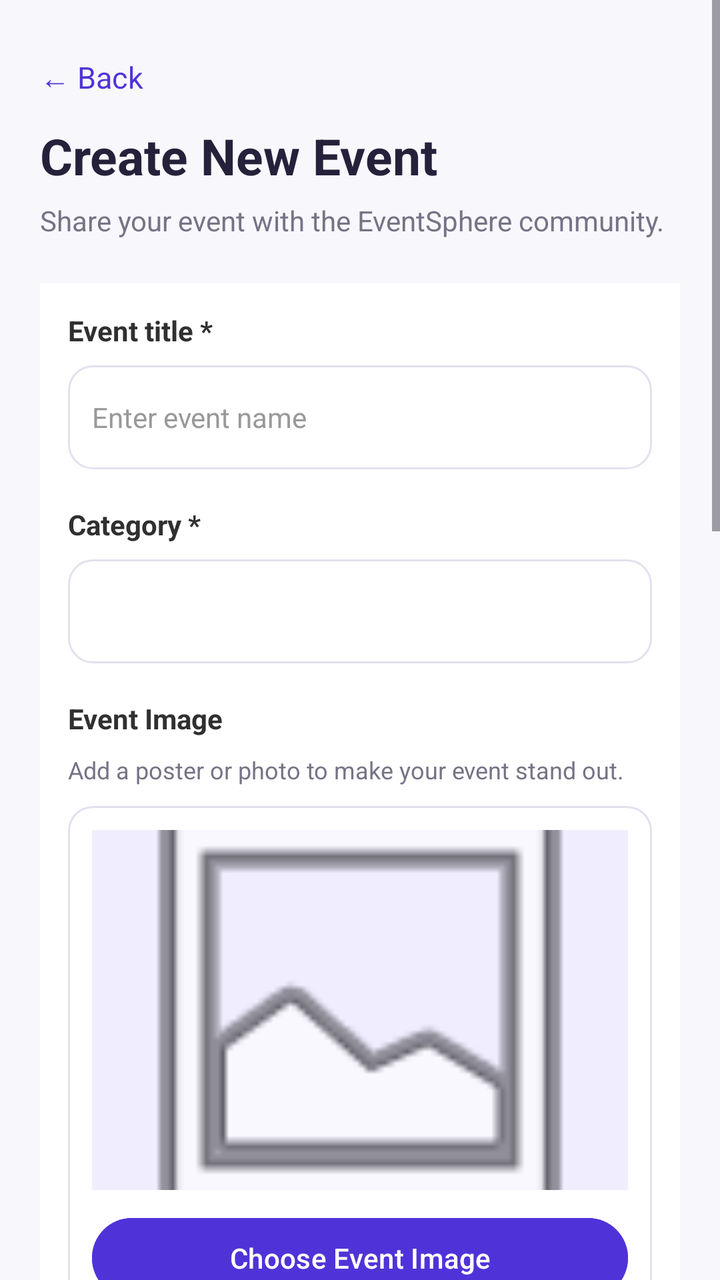
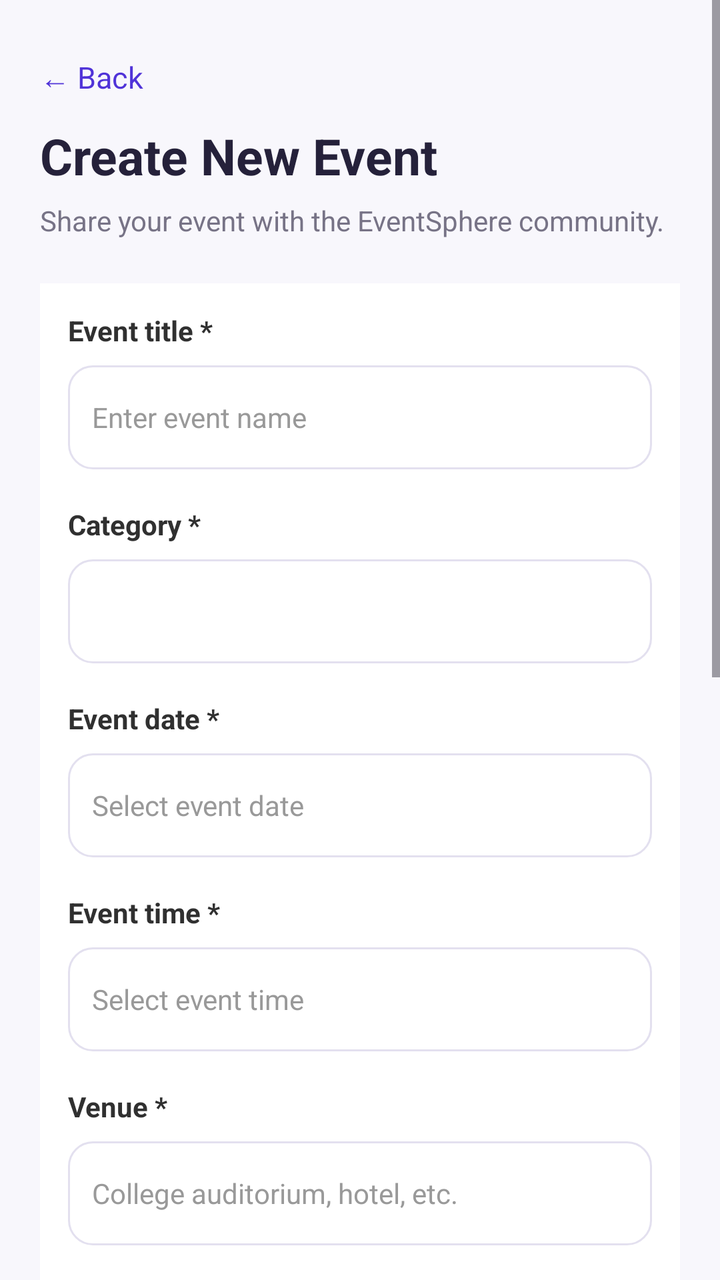

Compare the two renders of this Android layout. The source of the first and the diff that turns it into the second are given below.
<!-- AndroidManifest.xml: application theme Theme.EventSphere -->
<!-- res/layout/activity_create_event.xml -->
<?xml version="1.0" encoding="utf-8"?>
<ScrollView xmlns:android="http://schemas.android.com/apk/res/android"
    android:layout_width="match_parent"
    android:layout_height="match_parent"
    android:background="#F8F7FC"
    android:fillViewport="true"
    android:overScrollMode="never">

    <LinearLayout
        android:layout_width="match_parent"
        android:layout_height="wrap_content"
        android:orientation="vertical"
        android:padding="20dp">

        
        <TextView
            android:id="@+id/btnCreateEventBack"
            android:layout_width="wrap_content"
            android:layout_height="wrap_content"
            android:paddingTop="8dp"
            android:paddingBottom="12dp"
            android:text="← Back"
            android:textColor="#5033D8"
            android:textSize="15sp"
            android:clickable="true"
            android:focusable="true" />

        
        <TextView
            android:layout_width="wrap_content"
            android:layout_height="wrap_content"
            android:text="Create New Event"
            android:textColor="#25213A"
            android:textSize="25sp"
            android:textStyle="bold" />

        <TextView
            android:layout_width="match_parent"
            android:layout_height="wrap_content"
            android:layout_marginTop="6dp"
            android:layout_marginBottom="22dp"
            android:text="Share your event with the EventSphere community."
            android:textColor="#777386"
            android:textSize="14sp" />

        
        <LinearLayout
            android:layout_width="match_parent"
            android:layout_height="wrap_content"
            android:orientation="vertical"
            android:padding="14dp"
            android:background="#FFFFFF">

            
            <TextView
                android:layout_width="match_parent"
                android:layout_height="wrap_content"
                android:text="Event title *"
                android:textColor="#303030"
                android:textSize="14sp"
                android:textStyle="bold"
                android:layout_marginBottom="8dp" />

            <EditText
                android:id="@+id/etCreateEventTitle"
                android:layout_width="match_parent"
                android:layout_height="52dp"
                android:background="@drawable/organizer_input_bg"
                android:hint="Enter event name"
                android:paddingStart="12dp"
                android:paddingEnd="12dp"
                android:textColor="#202124"
                android:textColorHint="#999999"
                android:textSize="14sp"
                android:inputType="textCapSentences"
                android:singleLine="true" />

            
            <TextView
                android:layout_width="match_parent"
                android:layout_height="wrap_content"
                android:layout_marginTop="18dp"
                android:layout_marginBottom="8dp"
                android:text="Category *"
                android:textColor="#303030"
                android:textSize="14sp"
                android:textStyle="bold" />

            <Spinner
                android:id="@+id/spCreateEventCategory"
                android:layout_width="match_parent"
                android:layout_height="52dp"
                android:background="@drawable/organizer_input_bg"
                android:paddingStart="8dp"
                android:paddingEnd="8dp"
                android:spinnerMode="dropdown" />

            
            <TextView
                android:layout_width="match_parent"
                android:layout_height="wrap_content"
                android:layout_marginTop="18dp"
                android:layout_marginBottom="8dp"
                android:text="Event Image"
                android:textColor="#303030"
                android:textSize="14sp"
                android:textStyle="bold" />

            <TextView
                android:layout_width="match_parent"
                android:layout_height="wrap_content"
                android:layout_marginBottom="10dp"
                android:text="Add a poster or photo to make your event stand out."
                android:textColor="#777386"
                android:textSize="12sp" />

            <LinearLayout
                android:layout_width="match_parent"
                android:layout_height="wrap_content"
                android:orientation="vertical"
                android:padding="12dp"
                android:background="@drawable/organizer_input_bg">

                <ImageView
                    android:id="@+id/ivCreateEventImage"
                    android:layout_width="match_parent"
                    android:layout_height="180dp"
                    android:background="#F0EDFF"
                    android:scaleType="centerCrop"
                    android:contentDescription="Selected event image preview"
                    android:src="@android:drawable/ic_menu_gallery" />

                <Button
                    android:id="@+id/btnChooseEventImage"
                    android:layout_width="match_parent"
                    android:layout_height="48dp"
                    android:layout_marginTop="10dp"
                    android:backgroundTint="#5033D8"
                    android:text="Choose Event Image"
                    android:textAllCaps="false"
                    android:textColor="#FFFFFF"
                    android:textSize="14sp" />

            </LinearLayout>

            
            <TextView
                android:layout_width="match_parent"
                android:layout_height="wrap_content"
                android:layout_marginTop="18dp"
                android:layout_marginBottom="8dp"
                android:text="Event date *"
                android:textColor="#303030"
                android:textSize="14sp"
                android:textStyle="bold" />

            <EditText
                android:id="@+id/etCreateEventDate"
                android:layout_width="match_parent"
                android:layout_height="52dp"
                android:background="@drawable/organizer_input_bg"
                android:hint="Select event date"
                android:paddingStart="12dp"
                android:paddingEnd="12dp"
                android:textColor="#202124"
                android:textColorHint="#999999"
                android:textSize="14sp"
                android:focusable="false"
                android:clickable="true"
                android:singleLine="true" />

            
            <TextView
                android:layout_width="match_parent"
                android:layout_height="wrap_content"
                android:layout_marginTop="18dp"
                android:layout_marginBottom="8dp"
                android:text="Event time *"
                android:textColor="#303030"
                android:textSize="14sp"
                android:textStyle="bold" />

            <EditText
                android:id="@+id/etCreateEventTime"
                android:layout_width="match_parent"
                android:layout_height="52dp"
                android:background="@drawable/organizer_input_bg"
                android:hint="Select event time"
                android:paddingStart="12dp"
                android:paddingEnd="12dp"
                android:textColor="#202124"
                android:textColorHint="#999999"
                android:textSize="14sp"
                android:focusable="false"
                android:clickable="true"
                android:singleLine="true" />

            
            <TextView
                android:layout_width="match_parent"
                android:layout_height="wrap_content"
                android:layout_marginTop="18dp"
                android:layout_marginBottom="8dp"
                android:text="Venue *"
                android:textColor="#303030"
                android:textSize="14sp"
                android:textStyle="bold" />

            <EditText
                android:id="@+id/etCreateEventVenue"
                android:layout_width="match_parent"
                android:layout_height="52dp"
                android:background="@drawable/organizer_input_bg"
                android:hint="College auditorium, hotel, etc."
                android:paddingStart="12dp"
                android:paddingEnd="12dp"
                android:textColor="#202124"
                android:textColorHint="#999999"
                android:textSize="14sp"
                android:inputType="textCapSentences"
                android:singleLine="true" />

            
            <TextView
                android:layout_width="match_parent"
                android:layout_height="wrap_content"
                android:layout_marginTop="18dp"
                android:layout_marginBottom="8dp"
                android:text="City *"
                android:textColor="#303030"
                android:textSize="14sp"
                android:textStyle="bold" />

            <EditText
                android:id="@+id/etCreateEventCity"
                android:layout_width="match_parent"
                android:layout_height="52dp"
                android:background="@drawable/organizer_input_bg"
                android:hint="Enter city"
                android:paddingStart="12dp"
                android:paddingEnd="12dp"
                android:textColor="#202124"
                android:textColorHint="#999999"
                android:textSize="14sp"
                android:inputType="textCapWords"
                android:singleLine="true" />

            
            <TextView
                android:layout_width="match_parent"
                android:layout_height="wrap_content"
                android:layout_marginTop="18dp"
                android:layout_marginBottom="8dp"
                android:text="Organizer / Organization Name *"
                android:textColor="#303030"
                android:textSize="14sp"
                android:textStyle="bold" />

            <EditText
                android:id="@+id/etCreateOrganizerName"
                android:layout_width="match_parent"
                android:layout_height="52dp"
                android:background="@drawable/organizer_input_bg"
                android:hint="Enter organizer name"
                android:paddingStart="12dp"
                android:paddingEnd="12dp"
                android:textColor="#202124"
                android:textColorHint="#999999"
                android:textSize="14sp"
                android:inputType="textCapWords"
                android:singleLine="true" />

            
            <TextView
                android:layout_width="match_parent"
                android:layout_height="wrap_content"
                android:layout_marginTop="18dp"
                android:layout_marginBottom="8dp"
                android:text="Event description *"
                android:textColor="#303030"
                android:textSize="14sp"
                android:textStyle="bold" />

            <EditText
                android:id="@+id/etCreateEventDescription"
                android:layout_width="match_parent"
                android:layout_height="120dp"
                android:background="@drawable/organizer_input_bg"
                android:hint="Describe your event, activities and other details..."
                android:gravity="top|start"
                android:padding="12dp"
                android:textColor="#202124"
                android:textColorHint="#999999"
                android:textSize="14sp"
                android:inputType="textCapSentences|textMultiLine"
                android:minLines="4"
                android:maxLines="6" />

            
            <LinearLayout
                android:layout_width="match_parent"
                android:layout_height="wrap_content"
                android:layout_marginTop="20dp"
                android:gravity="center_vertical"
                android:orientation="horizontal">

                <LinearLayout
                    android:layout_width="0dp"
                    android:layout_height="wrap_content"
                    android:layout_weight="1"
                    android:orientation="vertical">

                    <TextView
                        android:layout_width="wrap_content"
                        android:layout_height="wrap_content"
                        android:text="Registration Required"
                        android:textColor="#303030"
                        android:textSize="14sp"
                        android:textStyle="bold" />

                    <TextView
                        android:layout_width="wrap_content"
                        android:layout_height="wrap_content"
                        android:layout_marginTop="4dp"
                        android:text="Attendees need to register for this event."
                        android:textColor="#777386"
                        android:textSize="12sp" />

                </LinearLayout>

                <Switch
                    android:id="@+id/switchRegistrationRequired"
                    android:layout_width="wrap_content"
                    android:layout_height="wrap_content"
                    android:checked="true" />

            </LinearLayout>

            
            <Button
                android:id="@+id/btnPublishEvent"
                android:layout_width="match_parent"
                android:layout_height="54dp"
                android:layout_marginTop="28dp"
                android:backgroundTint="#5033D8"
                android:text="Publish Event"
                android:textAllCaps="false"
                android:textColor="#FFFFFF"
                android:textSize="16sp"
                android:textStyle="bold" />

        </LinearLayout>

        
        <TextView
            android:layout_width="match_parent"
            android:layout_height="wrap_content"
            android:layout_marginTop="20dp"
            android:layout_marginBottom="16dp"
            android:gravity="center"
            android:text="EventSphere • Organizer Portal"
            android:textColor="#9994A8"
            android:textSize="12sp" />

    </LinearLayout>

</ScrollView>
<!-- resources referenced by this layout -->
<resources>
  <!-- drawable organizer_input_bg (drawable) -->
  <?xml version="1.0" encoding="utf-8"?>
  <shape xmlns:android="http://schemas.android.com/apk/res/android"
      android:shape="rectangle">
  
      <solid android:color="#FFFFFF" />
  
      <stroke
          android:width="1dp"
          android:color="#E3E0EF" />
  
      <corners android:radius="12dp" />
  
  </shape>
  <style name="Theme.EventSphere" parent="Base.Theme.EventSphere" />
  <style name="Base.Theme.EventSphere" parent="Theme.Material3.DayNight.NoActionBar">
          
          
      </style>
</resources>

<!-- the commit's change to res/layout/activity_create_event.xml (unified diff, before → after) -->
@@ -101,54 +101,6 @@
                 android:layout_height="wrap_content"
                 android:layout_marginTop="18dp"
                 android:layout_marginBottom="8dp"
-                android:text="Event Image"
-                android:textColor="#303030"
-                android:textSize="14sp"
-                android:textStyle="bold" />
-
-            <TextView
-                android:layout_width="match_parent"
-                android:layout_height="wrap_content"
-                android:layout_marginBottom="10dp"
-                android:text="Add a poster or photo to make your event stand out."
-                android:textColor="#777386"
-                android:textSize="12sp" />
-
-            <LinearLayout
-                android:layout_width="match_parent"
-                android:layout_height="wrap_content"
-                android:orientation="vertical"
-                android:padding="12dp"
-                android:background="@drawable/organizer_input_bg">
-
-                <ImageView
-                    android:id="@+id/ivCreateEventImage"
-                    android:layout_width="match_parent"
-                    android:layout_height="180dp"
-                    android:background="#F0EDFF"
-                    android:scaleType="centerCrop"
-                    android:contentDescription="Selected event image preview"
-                    android:src="@android:drawable/ic_menu_gallery" />
-
-                <Button
-                    android:id="@+id/btnChooseEventImage"
-                    android:layout_width="match_parent"
-                    android:layout_height="48dp"
-                    android:layout_marginTop="10dp"
-                    android:backgroundTint="#5033D8"
-                    android:text="Choose Event Image"
-                    android:textAllCaps="false"
-                    android:textColor="#FFFFFF"
-                    android:textSize="14sp" />
-
-            </LinearLayout>
-
-            
-            <TextView
-                android:layout_width="match_parent"
-                android:layout_height="wrap_content"
-                android:layout_marginTop="18dp"
-                android:layout_marginBottom="8dp"
                 android:text="Event date *"
                 android:textColor="#303030"
                 android:textSize="14sp"
